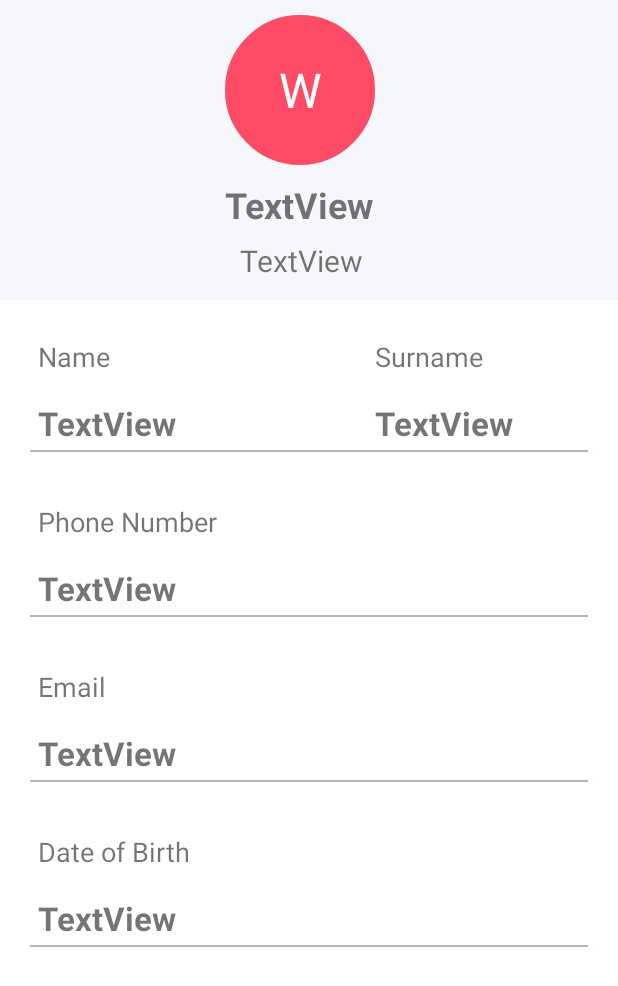
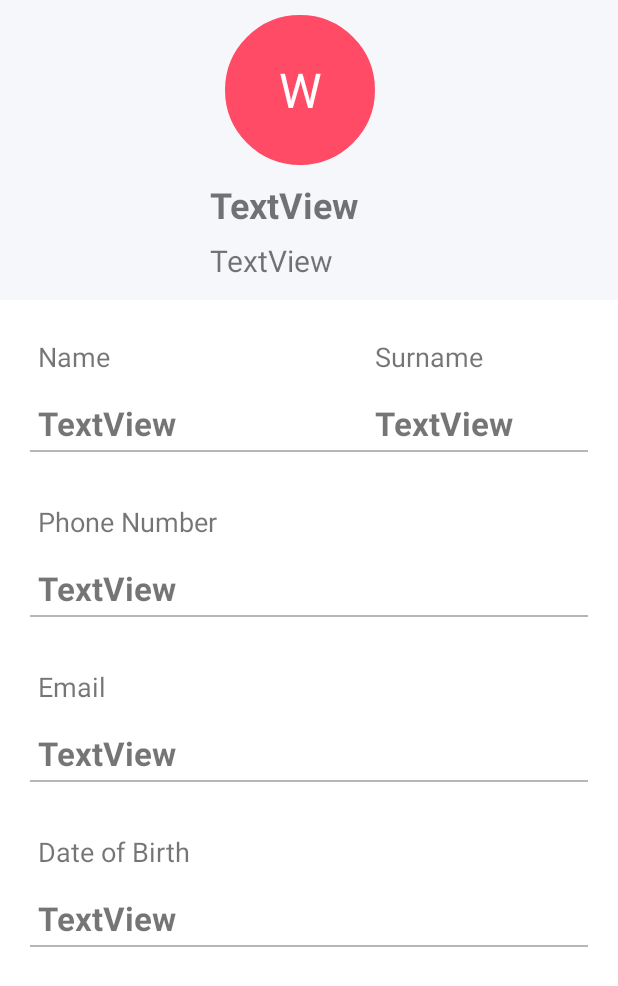
Before and after one commit to emirhansimsekk/InternProject, an Android app: the layout activity_profile.xml on its own in the app's theme, with its tools: preview values and no code run, on a phone screen of 412 x 824 dp. Shown: the top 986 px of the screen. Run offline under Robolectric (Android 15) with nearby library versions, the phone set to English and light mode, and no system bars.

Commit message:
Intern Project

```diff
--- a/app/build.gradle
+++ b/app/build.gradle
@@ -51,5 +51,5 @@ dependencies {
     implementation 'io.reactivex:rxandroid:1.2.1'
     implementation 'com.squareup.retrofit2:adapter-rxjava:2.1.0'
     implementation 'com.squareup.retrofit2:converter-gson:2.3.0'
-    implementation 'com.jakewharton.picasso:picasso2-okhttp3-downloader:1.1.0'
+
 }
--- a/app/src/main/AndroidManifest.xml
+++ b/app/src/main/AndroidManifest.xml
@@ -14,8 +14,8 @@
         android:theme="@style/Theme.InternProject"
         tools:targetApi="31">
         <activity
-            android:name=".profileActivity"
-            android:exported="false" />
+            android:name=".View.profileActivity"
+            android:exported="true" />
         <activity
             android:name=".View.MainActivity"
             android:exported="true">
--- a/app/src/main/java/com/emirhansimsek/internproject/View/MainActivity.kt
+++ b/app/src/main/java/com/emirhansimsek/internproject/View/MainActivity.kt
@@ -18,6 +18,7 @@ class MainActivity : AppCompatActivity() {
         super.onCreate(savedInstanceState)
         val Celebrities = ArrayList<Celebrity.Actors>()
         setContentView(R.layout.activity_main)
+        this.setTitle("Celebrities")
         getData()
 
 
--- a/app/src/main/res/layout/activity_profile.xml
+++ b/app/src/main/res/layout/activity_profile.xml
@@ -1,8 +1,15 @@
 <?xml version="1.0" encoding="utf-8"?>
-<?xml version="1.0" encoding="utf-8"?>
+
+<ScrollView
+    xmlns:android="http://schemas.android.com/apk/res/android"
+    android:layout_width="fill_parent"
+    android:layout_height="fill_parent"
+    android:fillViewport="true">
+
 <RelativeLayout xmlns:android="http://schemas.android.com/apk/res/android"
     android:layout_width="wrap_content"
     android:layout_height="wrap_content" >
+
 
         <RelativeLayout
             android:layout_width="match_parent"
@@ -25,10 +32,11 @@
                 android:id="@+id/fullName"
                 android:layout_width="wrap_content"
                 android:layout_height="wrap_content"
-            android:layout_marginStart="150dp"
+                android:layout_marginStart="140dp"
                 android:layout_marginTop="120dp"
                 android:textStyle="bold"
                 android:textSize="24sp"
+                android:textAlignment="center"
                 android:text="TextView" />
 
             <TextView
@@ -36,8 +44,9 @@
                 android:layout_width="wrap_content"
                 android:layout_height="wrap_content"
                 android:text="TextView"
-            android:layout_marginStart="160dp"
+                android:layout_marginStart="140dp"
                 android:layout_marginTop="160dp"
+                android:textAlignment="center"
                 android:textSize="20sp"
                 />
 
@@ -176,3 +185,4 @@
         </RelativeLayout>
 
 </RelativeLayout>
+    </ScrollView>
--- a/app/src/main/res/values/themes.xml
+++ b/app/src/main/res/values/themes.xml
@@ -2,15 +2,15 @@
     <!-- Base application theme. -->
     <style name="Theme.InternProject" parent="Theme.MaterialComponents.DayNight.DarkActionBar">
         <!-- Primary brand color. -->
-        <item name="colorPrimary">@color/purple_500</item>
-        <item name="colorPrimaryVariant">@color/purple_700</item>
+        <item name="colorPrimary">#FF4B65</item>
+        <item name="colorPrimaryVariant">#FF4B65</item>
         <item name="colorOnPrimary">@color/white</item>
         <!-- Secondary brand color. -->
         <item name="colorSecondary">@color/teal_200</item>
         <item name="colorSecondaryVariant">@color/teal_700</item>
         <item name="colorOnSecondary">@color/black</item>
         <!-- Status bar color. -->
-        <item name="android:statusBarColor">?attr/colorPrimaryVariant</item>
+        <item name="android:statusBarColor">#FF4B65</item>
         <!-- Customize your theme here. -->
     </style>
 </resources>
--- a/gradle.properties
+++ b/gradle.properties
@@ -6,7 +6,7 @@
 # http://www.gradle.org/docs/current/userguide/build_environment.html
 # Specifies the JVM arguments used for the daemon process.
 # The setting is particularly useful for tweaking memory settings.
-org.gradle.jvmargs=-Xmx2048m -Dfile.encoding=UTF-8
+org.gradle.jvmargs=-Xmx4608m -Dfile.encoding=UTF-8
 # When configured, Gradle will run in incubating parallel mode.
 # This option should only be used with decoupled projects. More details, visit
 # http://www.gradle.org/docs/current/userguide/multi_project_builds.html#sec:decoupled_projects
```
Also changed, not shown: app/src/main/java/com/emirhansimsek/internproject/View/profileActivity.kt (+18 -0 lines), app/src/main/res/layout/celebrities_row.xml (+11 -0 lines), app/src/main/res/drawable/user_profile_icon_9mces.png (added). Lines whose indentation alone changed are shown as unchanged.
